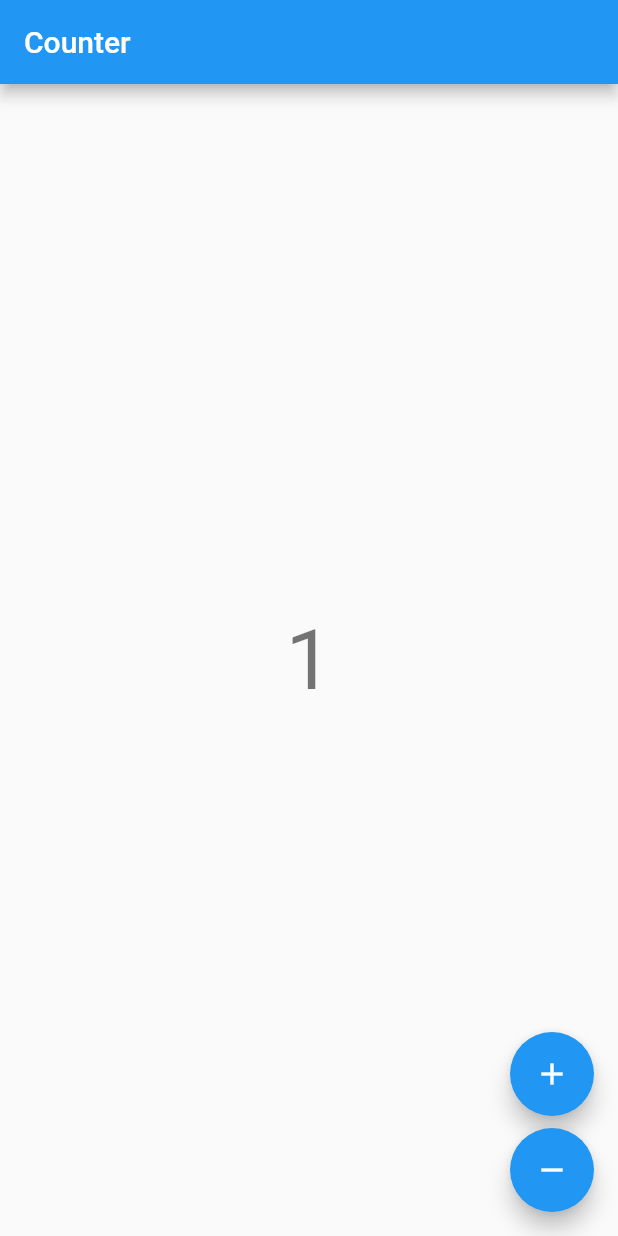
After one commit to Lppt12345/Multi-UI-flutter, a Flutter app: the screen it shows after launch, after a tap on the "add" icon, on a phone screen of 412 x 824 dp. The commit adds this screen. Run offline on Flutter 3.47's test engine with Material 2 defaults, Android fonts, the phone set to English and light mode, and no system bars; our stand-ins replace bloc, flutter_bloc.

Commit message:
Counter app new

```diff
--- /dev/null
+++ b/App-use-bloc/lib/app.dart
@@ -0,0 +1,11 @@
+import 'package:flutter/material.dart';
+
+import 'counter/view/counter_page.dart';
+
+/// {@template counter_app}
+/// A [MaterialApp] which sets the `home` to [CounterPage].
+/// {@contemplate}
+class CounterApp extends MaterialApp {
+  /// {@macro counter_app}
+  const CounterApp({Key? key}) : super(key: key, home: const CounterPage());
+}
--- /dev/null
+++ b/App-use-bloc/lib/counter/counter.dart
@@ -0,0 +1,2 @@
+export 'cubit/counter_cubit.dart';
+export 'view/counter_page.dart';
--- /dev/null
+++ b/App-use-bloc/lib/counter/view/counter_page.dart
@@ -0,0 +1,61 @@
+import 'package:flutter/material.dart';
+import 'package:flutter_bloc/flutter_bloc.dart';
+
+import '../counter.dart';
+import '../cubit/counter_cubit.dart';
+import 'counter_view.dart';
+
+/// {@template counter_page}
+/// A [StatelessWidget] which is responsible for providing a
+/// [CounterCubit] instance to the [CounterView].
+/// {@endtemplate}
+class CounterPage extends StatelessWidget {
+  /// {@macro counter_page}
+  const CounterPage({Key? key}) : super(key: key);
+
+  @override
+  Widget build(BuildContext context) {
+    return BlocProvider(
+      create: (_) => CounterCubit(),
+      child: CounterView(),
+    );
+  }
+}
+
+
+
+
+
+// import 'package:flutter/material.dart';
+// import 'package:flutter_bloc/flutter_bloc.dart';
+//
+// import '../cubit/counter_cubit.dart';
+//
+// class CounterPage extends StatelessWidget {
+//   const CounterPage({Key? key}) : super(key: key);
+//
+//   @override
+//   Widget build(BuildContext context) {
+//     return Scaffold(
+//       appBar: AppBar(
+//         title: const Text('Counter'),
+//       ),
+//       body: BlocBuilder<CounterCubit, int>(
+//         builder: (context, count) => Center(
+//           child: Text('$count'),
+//         ),
+//       ),
+//       floatingActionButton:
+//           Column(mainAxisAlignment: MainAxisAlignment.end, children: [
+//         FloatingActionButton(
+//           child: const Icon(Icons.add),
+//           onPressed: () => context.read<CounterCubit>().increment(),
+//         ),
+//         const SizedBox(height: 10),
+//         FloatingActionButton(
+//             child: const Icon(Icons.remove),
+//             onPressed: () => context.read<CounterCubit>().decrement())
+//       ]),
+//     );
+//   }
+// }
--- /dev/null
+++ b/App-use-bloc/lib/counter/view/counter_view.dart
@@ -0,0 +1,43 @@
+import 'package:flutter/material.dart';
+import 'package:flutter_bloc/flutter_bloc.dart';
+
+import '../counter.dart';
+import '../cubit/counter_cubit.dart';
+
+/// {@template counter_view}
+/// A [StatelessWidget] which reacts to the provided
+/// [CounterCubit] state and notifies it in response to user input.
+/// {@endtemplate}
+class CounterView extends StatelessWidget {
+  @override
+  Widget build(BuildContext context) {
+    final textTheme = Theme.of(context).textTheme;
+    return Scaffold(
+      appBar: AppBar(title: const Text('Counter')),
+      body: Center(
+        child: BlocBuilder<CounterCubit, int>(
+          builder: (context, state) {
+            return Text('$state', style: textTheme.headline2);
+          },
+        ),
+      ),
+      floatingActionButton: Column(
+        mainAxisAlignment: MainAxisAlignment.end,
+        crossAxisAlignment: CrossAxisAlignment.end,
+        children: <Widget>[
+          FloatingActionButton(
+            key: const Key('counterView_increment_floatingActionButton'),
+            child: const Icon(Icons.add),
+            onPressed: () => context.read<CounterCubit>().increment(),
+          ),
+          const SizedBox(height: 8),
+          FloatingActionButton(
+            key: const Key('counterView_decrement_floatingActionButton'),
+            child: const Icon(Icons.remove),
+            onPressed: () => context.read<CounterCubit>().decrement(),
+          ),
+        ],
+      ),
+    );
+  }
+}
--- a/App-use-bloc/lib/main.dart
+++ b/App-use-bloc/lib/main.dart
@@ -1,23 +1,12 @@
-import 'package:flutter/material.dart';
-import 'package:flutter_bloc/flutter_bloc.dart';
+import 'package:bloc/bloc.dart';
+import 'package:flutter/widgets.dart';
 
-import 'counter_cubit.dart';
-import 'counter_page.dart';
+import 'app.dart';
+import 'counter_observer.dart';
 
 void main() {
-  runApp(const MyApp());
+  BlocOverrides.runZoned(
+        () => runApp(const CounterApp()),
+    blocObserver: CounterObserver(),
+  );
 }
-
-class MyApp extends StatelessWidget {
-  const MyApp({Key? key}) : super(key: key);
-
-  @override
-  Widget build(BuildContext context) {
-    return MaterialApp(
-      home: BlocProvider(
-        create: (context) => CounterCubit(),
-        child: CounterPage(),
-      ),
-    );
-  }
-}
--- a/App-use-bloc/pubspec.yaml
+++ b/App-use-bloc/pubspec.yaml
@@ -35,6 +35,7 @@ dependencies:
   # Use with the CupertinoIcons class for iOS style icons.
   cupertino_icons: ^1.0.2
   flutter_bloc: 8.0.1
+  bloc: ^8.0.2
 
 dev_dependencies:
   flutter_test:
@@ -46,7 +47,10 @@ dev_dependencies:
   # package. See that file for information about deactivating specific lint
   # rules and activating additional ones.
   flutter_lints: ^2.0.0
-
+  bloc_test: ^9.0.2
+  mocktail: ^0.2.0
+  integration_test:
+    sdk: flutter
 # For information on the generic Dart part of this file, see the
 # following page: https://dart.dev/tools/pub/pubspec
 
```
Also changed, not shown: App-use-bloc/lib/counter/cubit/counter_cubit.dart (added, +15 -0 lines), App-use-bloc/lib/counter_cubit.dart (deleted, +0 -7 lines), App-use-bloc/lib/counter_observer.dart (added, +10 -0 lines), App-use-bloc/lib/counter_page.dart (deleted, +0 -33 lines), App-use-bloc/pubspec.lock.
